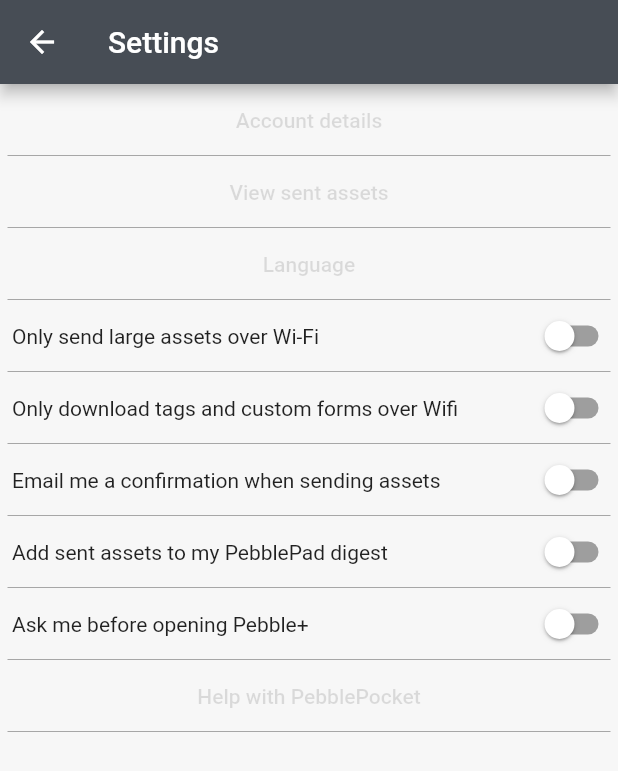
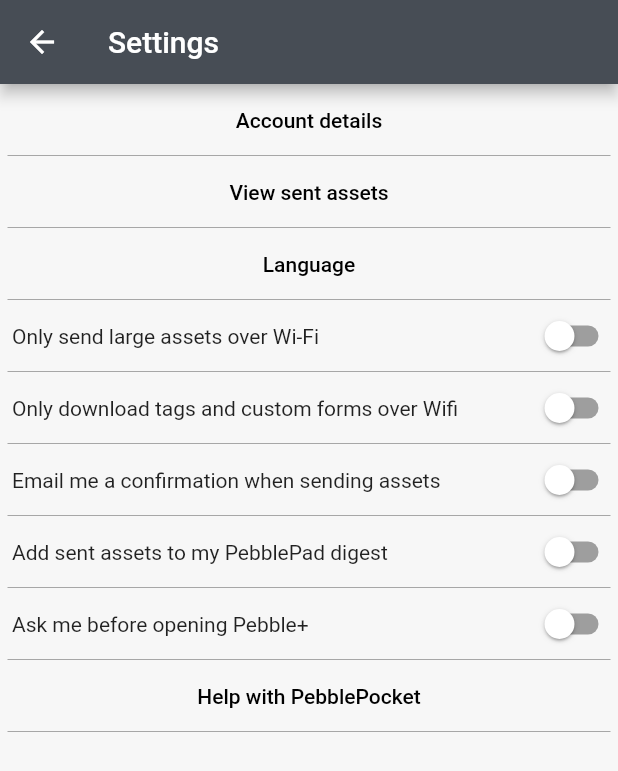
Before and after one commit to tejsohi/pebble_pocket_flutter, a Flutter app: the screen it shows after launch, in the side drawer, after a tap on the "settings" icon, on a phone screen of 412 x 824 dp. Shown: the top 771 px of the screen. Run offline on Flutter 3.47's test engine with Material 2 defaults, Android fonts, the phone set to English and light mode, and no system bars; our stand-ins replace fluttertoast, shared_preferences, webview_flutter.

Commit message:
Fixed themeing issues for settings page

```diff
--- a/lib/components/settings/settings.dart
+++ b/lib/components/settings/settings.dart
@@ -27,8 +27,8 @@ class _SettingsState extends State<Settings> {
               elevation: MaterialStatePropertyAll(0.00),
               backgroundColor: MaterialStateProperty.all<Color>(
                   Theme.of(context).primaryColor),
-              foregroundColor:
-                  MaterialStateProperty.all(Theme.of(context).dividerColor),
+              foregroundColor: MaterialStateProperty.all(
+                  Theme.of(context).secondaryHeaderColor),
             ),
             child: Text('Account details'),
           ),
@@ -45,8 +45,8 @@ class _SettingsState extends State<Settings> {
               elevation: MaterialStatePropertyAll(0.00),
               backgroundColor: MaterialStateProperty.all<Color>(
                   Theme.of(context).primaryColor),
-              foregroundColor:
-                  MaterialStateProperty.all(Theme.of(context).dividerColor),
+              foregroundColor: MaterialStateProperty.all(
+                  Theme.of(context).secondaryHeaderColor),
             ),
             child: Text('View sent assets'),
           ),
@@ -63,8 +63,8 @@ class _SettingsState extends State<Settings> {
               elevation: MaterialStatePropertyAll(0.00),
               backgroundColor: MaterialStateProperty.all<Color>(
                   Theme.of(context).primaryColor),
-              foregroundColor:
-                  MaterialStateProperty.all(Theme.of(context).dividerColor),
+              foregroundColor: MaterialStateProperty.all<Color>(
+                  Theme.of(context).secondaryHeaderColor),
             ),
             child: Text('Language'),
           ),
@@ -166,8 +166,8 @@ class _SettingsState extends State<Settings> {
               elevation: MaterialStatePropertyAll(0.00),
               backgroundColor: MaterialStateProperty.all<Color>(
                   Theme.of(context).primaryColor),
-              foregroundColor:
-                  MaterialStateProperty.all(Theme.of(context).dividerColor),
+              foregroundColor: MaterialStateProperty.all(
+                  Theme.of(context).secondaryHeaderColor),
             ),
             child: Text('Help with PebblePocket'),
           ),
--- a/lib/theme/theme_contants.dart
+++ b/lib/theme/theme_contants.dart
@@ -3,6 +3,7 @@ import 'package:flutter/material.dart';
 ThemeData lightTheme = ThemeData(
   brightness: Brightness.light,
   primaryColor: Color(0xFFf7f7f7),
+  secondaryHeaderColor: Colors.black,
   elevatedButtonTheme: ElevatedButtonThemeData(
     style: ButtonStyle(
       backgroundColor: MaterialStateProperty.all(
@@ -24,6 +25,7 @@ ThemeData darkTheme = ThemeData(
   brightness: Brightness.dark,
   cardTheme: CardTheme(color: Colors.grey[800]),
   primaryColor: Color(0xff1e1f22),
+  secondaryHeaderColor: Colors.white,
   dividerColor: Color(0xffFFFFFF),
   elevatedButtonTheme: ElevatedButtonThemeData(
     style: ButtonStyle(
```
